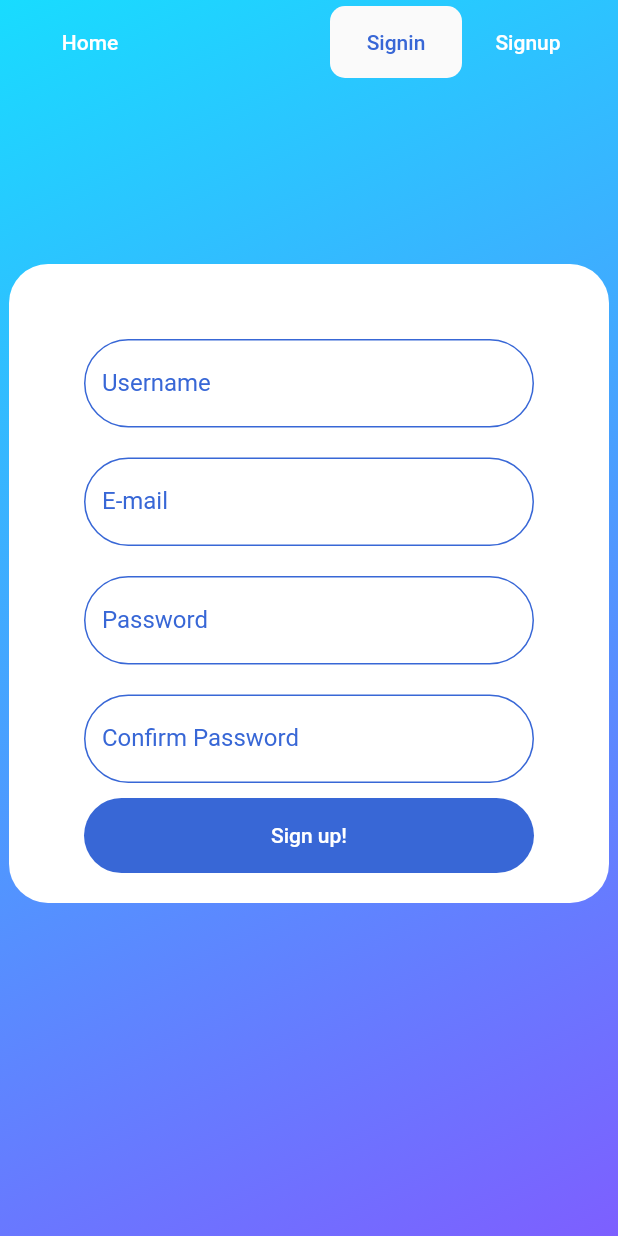
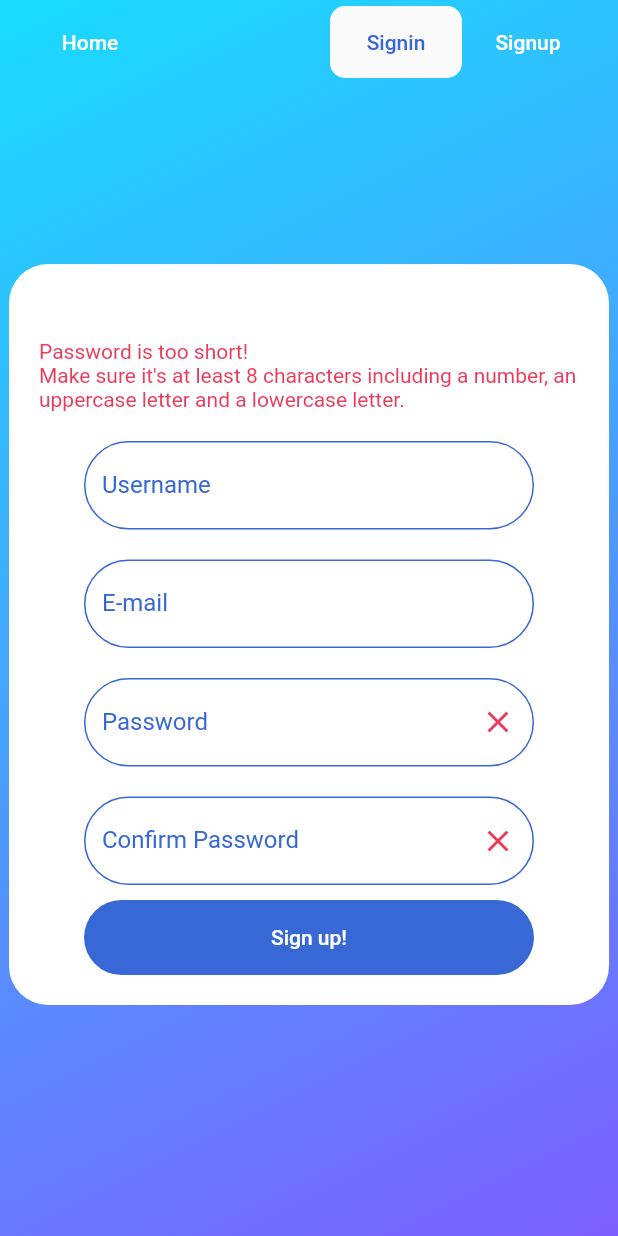
Before and after one commit to datteroandrea/flutterauth, a Flutter app: the screen it shows after launch, after a tap on "Signup", after a tap on "Sign up!", on a phone screen of 412 x 824 dp. Run offline on Flutter 3.47's test engine with Material 2 defaults, Android fonts, the phone set to English and light mode, and no system bars; our stand-ins replace dio, shared_preferences; missing offline and left inert: ninja.

Commit message:
added message and checkPasswordCorrect method

```diff
--- a/lib/pages/signup.dart
+++ b/lib/pages/signup.dart
@@ -18,6 +18,28 @@ class SignupPageState extends State<SignupPage> {
   TextEditingController emailController = TextEditingController();
   TextEditingController passwordController = TextEditingController();
   TextEditingController confirmPasswordController = TextEditingController();
+  Icon isPasswordCorrect = Icon(
+    Icons.close,
+    color: Color.fromRGBO(235, 59, 90, 1.0),
+  );
+  String message = "";
+
+  void checkPasswordCorrect() {
+    setState(() {
+      if (passwordController.text.compareTo(confirmPasswordController.text) ==
+          0) {
+        isPasswordCorrect = Icon(
+          Icons.done,
+          color: Color.fromRGBO(32, 191, 107, 1.0),
+        );
+      } else {
+        isPasswordCorrect = Icon(
+          Icons.close,
+          color: Color.fromRGBO(235, 59, 90, 1.0),
+        );
+      }
+    });
+  }
 
   @override
   Widget build(BuildContext context) {
@@ -90,6 +112,16 @@ class SignupPageState extends State<SignupPage> {
                   SizedBox(
                     height: 50,
                   ),
+                  Padding(
+                    padding: EdgeInsets.only(left: 20),
+                    child: Text(
+                      message,
+                      style: TextStyle(color: Color.fromRGBO(235, 59, 90, 1.0)),
+                    ),
+                  ),
+                  SizedBox(
+                    height: 20,
+                  ),
                   SizedBox(
                     width: 300,
                     child: TextFormField(
@@ -151,6 +183,9 @@ class SignupPageState extends State<SignupPage> {
                   SizedBox(
                     width: 300,
                     child: TextFormField(
+                      onChanged: (String pass) {
+                        checkPasswordCorrect();
+                      },
                       controller: passwordController,
                       obscureText: true,
                       autocorrect: false,
@@ -158,6 +193,7 @@ class SignupPageState extends State<SignupPage> {
                       style:
                           TextStyle(color: Color.fromRGBO(56, 103, 214, 1.0)),
                       decoration: InputDecoration(
+                        suffixIcon: isPasswordCorrect,
                         labelText: 'Password',
                         labelStyle:
                             TextStyle(color: Color.fromRGBO(56, 103, 214, 1.0)),
@@ -184,6 +220,9 @@ class SignupPageState extends State<SignupPage> {
                   SizedBox(
                     width: 300,
                     child: TextFormField(
+                      onChanged: (String pass) {
+                        checkPasswordCorrect();
+                      },
                       controller: confirmPasswordController,
                       obscureText: true,
                       autocorrect: false,
@@ -191,6 +230,7 @@ class SignupPageState extends State<SignupPage> {
                       style:
                           TextStyle(color: Color.fromRGBO(56, 103, 214, 1.0)),
                       decoration: InputDecoration(
+                        suffixIcon: isPasswordCorrect,
                         labelText: 'Confirm Password',
                         labelStyle:
                             TextStyle(color: Color.fromRGBO(56, 103, 214, 1.0)),
@@ -228,14 +268,20 @@ class SignupPageState extends State<SignupPage> {
                           caseSensitive: false,
                           multiLine: false,
                         );
-                        if (password.compareTo(confirmPassword) == 0 &&
-                            regExp.hasMatch(password)) {
-                          // password match the regex and are equal
-                          signup(username, email, password);
+                        if (password.compareTo(confirmPassword) == 0) {
+                          if (regExp.hasMatch(password)) {
+                            signup(username, email, password);
+                          } else {
+                            setState(() {
+                              message =
+                                  "Password is too short!\nMake sure it's at least 8 characters including a number, an uppercase letter and a lowercase letter.";
+                            });
+                          }
                         } else {
-                          // password doesn't match the regex or the passwords are different
-                          print(password);
-                          print("Errore password non valida");
+                          setState(() {
+                            message =
+                                "Password and Confirm Password are not the same";
+                          });
                         }
                       },
                       child: Text("Sign up!",
```
